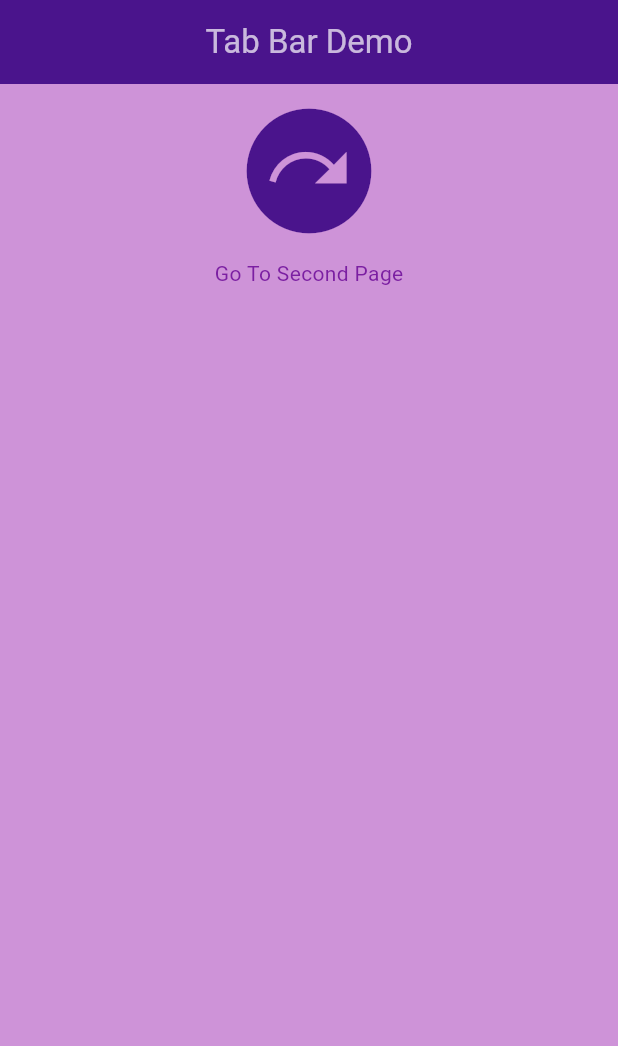
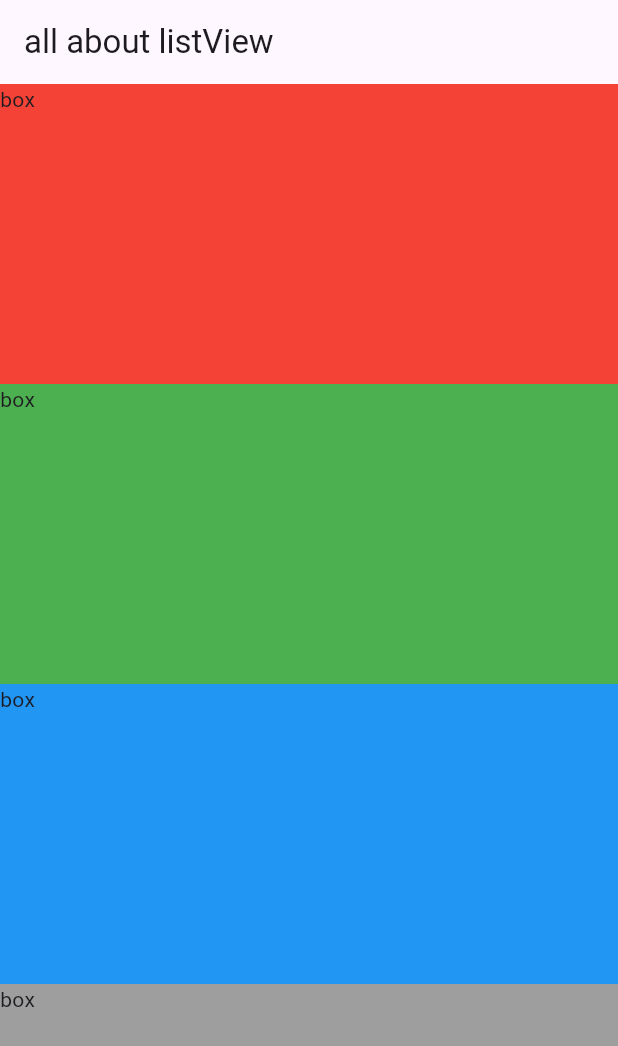
Before and after one commit to sm-hl/simple_project, a Flutter app: the screen it shows after launch, on a phone screen of 412 x 824 dp. Shown: the top 1046 px of the screen. Run offline on Flutter 3.47's test engine with Material 3 defaults, Android fonts, the phone set to English and light mode, and no system bars; our stand-ins replace flutter_svg.

Commit message:
1-ListView : used for a small number of items but decrease performance

```diff
--- a/lib/main.dart
+++ b/lib/main.dart
@@ -1,29 +1,58 @@
-// ignore_for_file: prefer_const_constructors, prefer_const_literals_to_create_immutables
+import 'package:flutter/material.dart';
 
-import 'package:flutter/material.dart';
-import 'package:simple_project/pages/home.dart';
-
-void main() {
+main() {
   runApp(MyApp());
 }
 
 class MyApp extends StatelessWidget {
-  MyApp({super.key});
+  const MyApp({super.key});
 
   @override
   Widget build(BuildContext context) {
     return MaterialApp(
-      debugShowCheckedModeBanner: false,
-      theme: ThemeData(
-        primaryColor: Colors.purple[700],
-        floatingActionButtonTheme: FloatingActionButtonThemeData(foregroundColor: Colors.purple[200], backgroundColor: Colors.purple[900]),
-        tabBarTheme: TabBarTheme(indicatorColor: Colors.purple[200], labelColor: Colors.purple[100], unselectedLabelColor: Colors.white38, dividerColor: Colors.purple[900]),
-        secondaryHeaderColor: Colors.red,
-        appBarTheme: AppBarTheme(backgroundColor: Colors.purple[900], foregroundColor: Colors.white70),
-        scaffoldBackgroundColor: Colors.purple[200],
-        iconTheme: IconThemeData(size: 100,color: Colors.purple[900]),//for all icons in app (named by : app wide theme)
-      ),
       home: Home(),
     );
   }
 }
+
+class Home extends StatefulWidget {
+  const Home({super.key});
+
+  @override
+  State<Home> createState() => _HomeState();
+}
+
+class _HomeState extends State<Home> {
+  @override
+  Widget build(BuildContext context) {
+    return Scaffold(
+      appBar: AppBar(
+        title: Text('all about listView'),
+      ),
+      body: ListView(//used for a small number of items => decrease performance
+        children: [
+          Container(
+            color: Colors.red,
+            height: 200,
+            child: Text('box'),
+          ),
+          Container(
+            color: Colors.green,
+            height: 200,
+            child: Text('box'),
+          ),
+          Container(
+            color: Colors.blue,
+            height: 200,
+            child: Text('box'),
+          ),
+          Container(
+            color: Colors.grey,
+            height: 200,
+            child: Text('box'),
+          ),
+        ],
+      ),
+    );
+  }
+}
```
